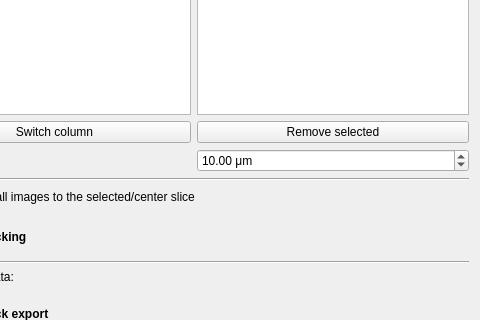
Above: Plugins/org.mitk.gui.qt.m2.reconstruction3D/src/internal/m2Reconstruction3DControls.ui from m2aia/m2aia before the change; both pictures show x 93 to 573 and y 313 to 633 of the 573 by 1002 pixel window. Below: the same form after it.
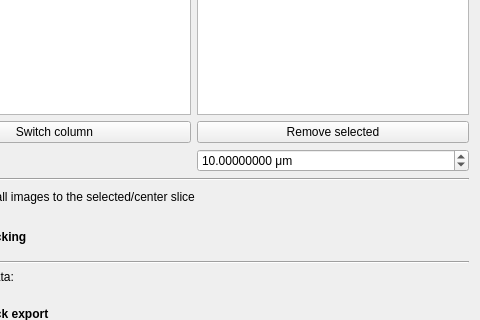
That is the form after the change. Custom widgets are drawn as their Qt base class.

Commit message: Increase decimal precision to 8 for various UI controls to enhance numerical accuracy

```diff
--- a/Plugins/org.mitk.gui.qt.m2.reconstruction3D/src/internal/m2Reconstruction3DControls.ui
+++ b/Plugins/org.mitk.gui.qt.m2.reconstruction3D/src/internal/m2Reconstruction3DControls.ui
@@ -103,7 +103,7 @@
         <string> μm</string>
        </property>
        <property name="decimals">
-        <number>2</number>
+                <number>8</number>
        </property>
        <property name="maximum">
         <double>10000.000000000000000</double>
```
The commit also changes 3 other files.
